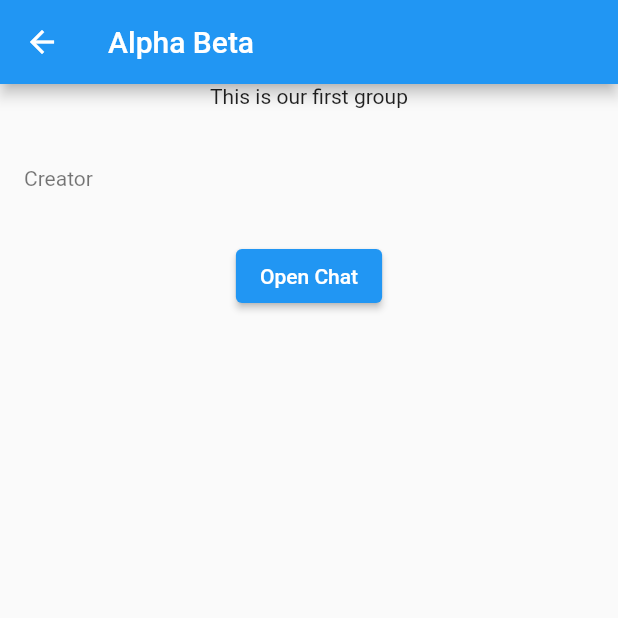
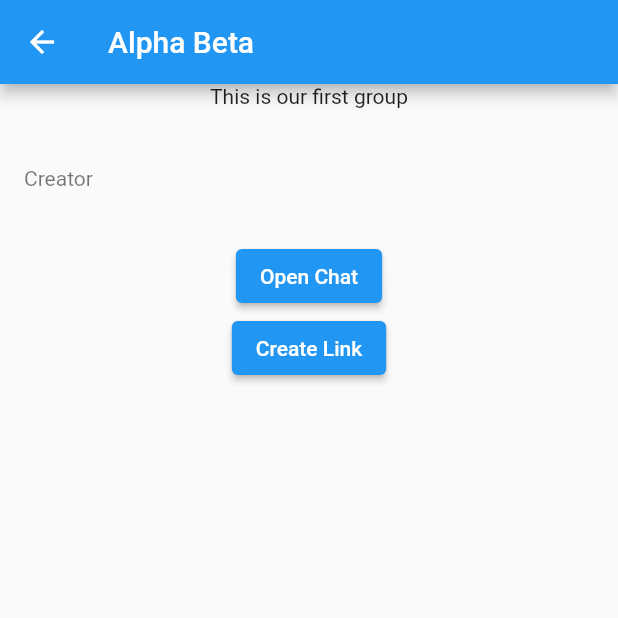
Before and after one commit to mananbordia/kidzo, a Flutter app: the screen it shows once a user with an empty profile is signed in, after a tap on "Create New Group", after a tap on "Alpha Beta", on a phone screen of 412 x 824 dp, the top half of it. Run offline on Flutter 3.47's test engine with Material 2 defaults, Android fonts, the phone set to English and light mode, and no system bars; our stand-ins replace cloud_firestore, firebase_auth, firebase_core, firebase_dynamic_links; accounts and stored records are empty; network calls fail.

Commit message:
Dynamic Link : v1

```diff
--- a/lib/components/cGroup.dart
+++ b/lib/components/cGroup.dart
@@ -1,3 +1,4 @@
+import 'package:firebase_dynamic_links/firebase_dynamic_links.dart';
 import 'package:flutter/material.dart';
 import 'package:kidzo/models/groupData.dart';
 import 'package:kidzo/services/authentication.dart';
@@ -18,9 +19,10 @@ class _GroupPageState extends State<GroupPage> {
   GroupData? _groupData;
   bool showRefresh = true;
   String curUser = AuthService.getCurrentUserPhoneNumber();
+  Uri? shareLink;
 
   @override
-  initState(){
+  initState() {
     // TODO: implement initState
     _fetchGroupData();
     super.initState();
@@ -30,27 +32,38 @@ class _GroupPageState extends State<GroupPage> {
   @override
   Widget build(BuildContext context) {
     return Scaffold(
-      appBar: showRefresh ? null : AppBar(title :  Text(_groupData!.groupName)),
+      appBar: showRefresh ? null : AppBar(title: Text(_groupData!.groupName)),
       body: showRefresh ? Center(child: CircularProgressIndicator()) : Column(
         children: [
           Text(_groupData!.description),
           _getListOfMembers(),
           _getListOfMembersNotInGroup(),
           ElevatedButton(
-              onPressed: ()=>Navigator.push(context, MaterialPageRoute(builder: (ctx)=> GroupChat(groupId: _groupData!.groupId))),
+            onPressed: () =>
+                Navigator.push(context, MaterialPageRoute(
+                    builder: (ctx) => GroupChat(groupId: _groupData!.groupId))),
             child: Text("Open Chat"),
-          )
+          ),
+          if(curUser == _groupData!.creator)
+            ElevatedButton(
+              onPressed: _createDynamicLink,
+              child: Text("Create Link"),
+            ),
+
         ],
       ),
     );
   }
 
   _getListOfMembers() {
-    return ListView.builder(itemBuilder: (ctx, index){
+    return ListView.builder(itemBuilder: (ctx, index) {
       return ListTile(
         title: Text(_groupData!.groupMembers[index],),
-        subtitle: _groupData!.creator == _groupData!.groupMembers[index] ? Text("Creator") : null,
-        onLongPress: _groupData!.creator == _groupData!.groupMembers[index] ? null : ()=> _removeMemberFromGroup(_groupData!.groupMembers[index]),
+        subtitle: _groupData!.creator == _groupData!.groupMembers[index] ? Text(
+            "Creator") : null,
+        onLongPress: _groupData!.creator == _groupData!.groupMembers[index]
+            ? null
+            : () => _removeMemberFromGroup(_groupData!.groupMembers[index]),
       );
     }, itemCount: _groupData!.groupMembers.length,
       shrinkWrap: true,
@@ -58,26 +71,29 @@ class _GroupPageState extends State<GroupPage> {
   }
 
 
-  _getListOfMembersNotInGroup(){
-    return FutureBuilder(builder: (ctx, AsyncSnapshot<List<String>> snapshots){
-      if(snapshots.connectionState == ConnectionState.waiting){
+  _getListOfMembersNotInGroup() {
+    return FutureBuilder(builder: (ctx, AsyncSnapshot<List<String>> snapshots) {
+      if (snapshots.connectionState == ConnectionState.waiting) {
         return CircularProgressIndicator();
-      }else if(snapshots.hasData){
+      } else if (snapshots.hasData) {
         List<String> allUserPhoneNumbers = snapshots.data!;
-        allUserPhoneNumbers.removeWhere((element) => _groupData!.groupMembers.contains(element));
+        allUserPhoneNumbers.removeWhere((element) =>
+            _groupData!.groupMembers.contains(element));
         return allUserPhoneNumbers.length == 0 ? Text("") :
         Column(
           children: [
             Text("Contacts you might know"),
-              ListView.builder(itemCount : allUserPhoneNumbers.length,
+            ListView.builder(itemCount: allUserPhoneNumbers.length,
               shrinkWrap: true,
-              itemBuilder : (_, index){
-                return ListTile(title : Text(allUserPhoneNumbers[index]), onLongPress: () => _addMemberToGroup(allUserPhoneNumbers[index]),);
-              }, ),
+              itemBuilder: (_, index) {
+                return ListTile(title: Text(allUserPhoneNumbers[index]),
+                  onLongPress: () =>
+                      _addMemberToGroup(allUserPhoneNumbers[index]),);
+              },),
           ],
         );
       }
-      else{
+      else {
         return Text("Something went wrong");
       }
     },
@@ -85,42 +101,46 @@ class _GroupPageState extends State<GroupPage> {
   }
 
   _addMemberToGroup(String phoneNumber) async {
-    if(curUser == _groupData!.creator)
+    if (curUser == _groupData!.creator)
       try {
-      bool result = await DatabaseService.addUserToGroup(phoneNumber, _groupData!.groupId);
-      if(result) {
+        bool result = await DatabaseService.addUserToGroup(
+            phoneNumber, _groupData!.groupId);
+        if (result) {
           _groupData = null;
           await _fetchGroupData();
           (new CSnackbar()).showSnackbar(context, "Contact Added to Group");
         }
         else
-        (new CSnackbar()).showSnackbar(context, "Contact Already Present in Group");
-    }catch(e){
+          (new CSnackbar()).showSnackbar(
+              context, "Contact Already Present in Group");
+      } catch (e) {
         (new CSnackbar()).showSnackbar(context, "Something Went Wrong");
       }
-    else{
+    else {
       (new CSnackbar()).showSnackbar(context, "You can't add members", true);
     }
   }
 
   _removeMemberFromGroup(String phoneNumber) async {
-    if(curUser == phoneNumber || curUser == _groupData!.creator)
+    if (curUser == phoneNumber || curUser == _groupData!.creator)
       try {
-       bool result = await DatabaseService.removeUserFromGroup(phoneNumber, _groupData!.groupId);
-       if(result) {
+        bool result = await DatabaseService.removeUserFromGroup(
+            phoneNumber, _groupData!.groupId);
+        if (result) {
           _groupData = null;
           await _fetchGroupData();
-         if(curUser == phoneNumber){
+          if (curUser == phoneNumber) {
             Navigator.pop(context);
           }
           (new CSnackbar()).showSnackbar(context, "Contact Removed from Group");
         }
         else
-         (new CSnackbar()).showSnackbar(context, "Contact not Present in Group");
-     }catch(e){
+          (new CSnackbar()).showSnackbar(
+              context, "Contact not Present in Group");
+      } catch (e) {
         (new CSnackbar()).showSnackbar(context, "Something Went Wrong");
       }
-    else{
+    else {
       (new CSnackbar()).showSnackbar(context, "You can't remove members", true);
     }
   }
@@ -135,4 +155,19 @@ class _GroupPageState extends State<GroupPage> {
     });
   }
 
+  _createDynamicLink() async {
+    if (shareLink == null) {
+      DynamicLinkParameters param = DynamicLinkParameters(
+          uriPrefix: "https://kidzo.page.link",
+          link: Uri.https(
+              "kidzoapp.com", "/testapi", {'groupId': _groupData!.groupId}),
+          androidParameters: AndroidParameters(
+            packageName: 'com.kidzo.kidzo',
+          )
+      );
+      ShortDynamicLink dynamicUri = await param.buildShortLink();
+      shareLink = dynamicUri.shortUrl;
     }
+    print(shareLink);
+  }
+}
--- a/lib/screens/home.dart
+++ b/lib/screens/home.dart
@@ -1,3 +1,4 @@
+import 'package:firebase_dynamic_links/firebase_dynamic_links.dart';
 import 'package:flutter/material.dart';
 import 'package:kidzo/components/groupTile.dart';
 import 'package:kidzo/models/groupData.dart';
@@ -17,9 +18,40 @@ class _HomePageState extends State<HomePage> {
   String curUser = AuthService.getCurrentUserPhoneNumber();
 
   @override
+  void initState() {
+    // TODO: implement initState
+    super.initState();
+    initDynamicLinks();
+  }
+
+  void initDynamicLinks() async {
+    FirebaseDynamicLinks.instance.onLink(
+        onSuccess: (PendingDynamicLinkData? dynamicLink ) async {
+          if(dynamicLink != null) {
+            final Uri deepLink = dynamicLink.link;
+            String groupId = deepLink.queryParameters['groupId'] as String;
+            (CSnackbar()).showSnackbar(context, "Successfully Added to New Group");
+            // await DatabaseService.addUserToGroup(curUser, groupId).then((value) => );
+          }
+        },
+        onError: (OnLinkErrorException e) async {
+          print('onLinkError');
+          print(e.message);
+        }
+    );
+
+    // final PendingDynamicLinkData data = await FirebaseDynamicLinks.instance.getInitialLink();
+    // final Uri deepLink = data?.link;
+    //
+    // if (deepLink != null) {
+    //   Navigator.pushNamed(context, deepLink.path);
+    // }
+  }
+
+  @override
   Widget build(BuildContext context) {
     return Scaffold(
-      appBar: AppBar(title : Text("Homepage"), actions: [Text("Signed In as : $curUser}")],),
+      appBar: AppBar(title : Text("Homepage"), actions: [Text("Signed In as : $curUser")],),
       body: Column(children  : [Text("Hey Buddy how are you ? "),
         ElevatedButton(onPressed: _createNewGroup, child: Text("Create New Group"),),
         RefreshIndicator(
--- a/lib/services/database.dart
+++ b/lib/services/database.dart
@@ -7,7 +7,7 @@ import 'package:kidzo/utils/firebaseContent.dart';
 class DatabaseService{
   static Future<UserData> getUserData(String phoneNumber) async {
     UserData userData = await userDataRef.doc(phoneNumber).get().then((value) => UserData.fromJson(value.data() as Map<String, dynamic>));
-    // DebugPrinter.print("Fetching user : ${userData.name}");
+
     return userData;
   }
 
@@ -64,7 +64,7 @@ class DatabaseService{
 
   static Future<GroupData> getGroupData(String groupId) async {
     GroupData groupData = await groupDataRef.doc(groupId).get().then((value) => GroupData.fromJson(value.data() as Map<String, dynamic>));
-    // DebugPrinter.print("Fetching user : ${groupData.groupName}");
+    // print("Success : GroupData");
     return groupData;
   }
 
@@ -75,11 +75,18 @@ class DatabaseService{
 
   static Future<List<GroupData>> getAffiliatedGroupDataList(String phoneNumber) async {
     List<String> affiliatedGroupIds = await getAffiliatedGroupIds(phoneNumber);
+
     List<GroupData> affiliatedGroupDataList = <GroupData>[];
     for(var groupId in affiliatedGroupIds){
-        var groupData = await getGroupData(groupId);
-        affiliatedGroupDataList.add(groupData);
+        try {
+          var groupData = await getGroupData(groupId);
+
+          affiliatedGroupDataList.add(groupData);
+        }catch(e){
+          print("Something went wrong : $e");
+        }
     }
+    // print(affiliatedGroupDataList.length);
     return affiliatedGroupDataList;
   }
 
--- /dev/null
+++ b/lib/services/dynamicLinkService.dart
@@ -0,0 +1,3 @@
+class DynamicLinkService{
+
+}
--- a/lib/utils/firebaseContent.dart
+++ b/lib/utils/firebaseContent.dart
@@ -1,9 +1,11 @@
 import 'package:cloud_firestore/cloud_firestore.dart';
 import 'package:firebase_auth/firebase_auth.dart';
+import 'package:firebase_dynamic_links/firebase_dynamic_links.dart';
 import 'package:uuid/uuid.dart';
 
 FirebaseAuth fAuth = FirebaseAuth.instance;
 FirebaseFirestore fStore = FirebaseFirestore.instance;
+FirebaseDynamicLinks fDynamic = FirebaseDynamicLinks.instance;
 
 CollectionReference userDataRef = fStore.collection("userData");
 CollectionReference groupDataRef = fStore.collection("groupData");
--- a/pubspec.yaml
+++ b/pubspec.yaml
@@ -27,6 +27,7 @@ dependencies:
   firebase_core:
   cloud_firestore: ^2.4.0
   uuid: ^3.0.4
+  firebase_dynamic_links: ^2.0.7
 
 
 
```
Also changed, not shown: pubspec.lock. Lines whose indentation alone changed are shown as unchanged.
